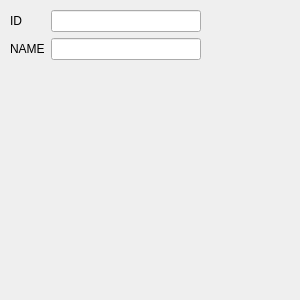
The window that phonedockwidget.ui (BAT6188/kedacom-android-tool) describes before a commit, drawn with Qt 5.
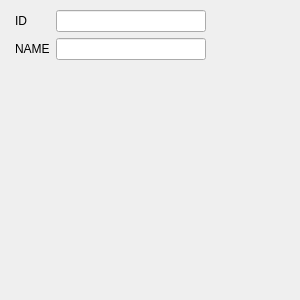
The same window after the commit.

```diff
--- a/phonedockwidget.ui
+++ b/phonedockwidget.ui
@@ -44,6 +44,9 @@
     <layout class="QGridLayout" name="gridLayout">
      <item row="0" column="0">
       <layout class="QFormLayout" name="formLayout">
+       <property name="leftMargin">
+        <number>5</number>
+       </property>
        <item row="0" column="0">
         <widget class="QLabel" name="ID">
          <property name="autoFillBackground">
```
Left out of the diff: 14 changed lines with no effect on the pictures.
